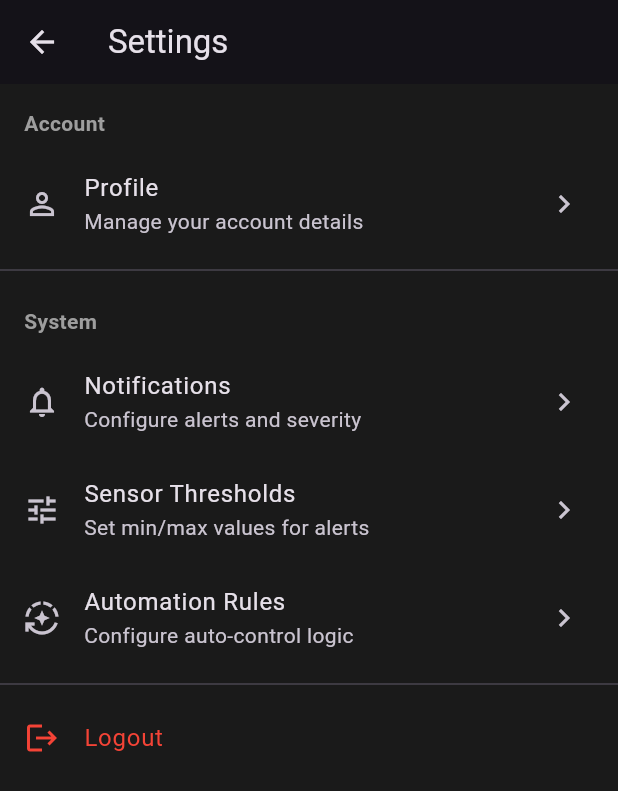
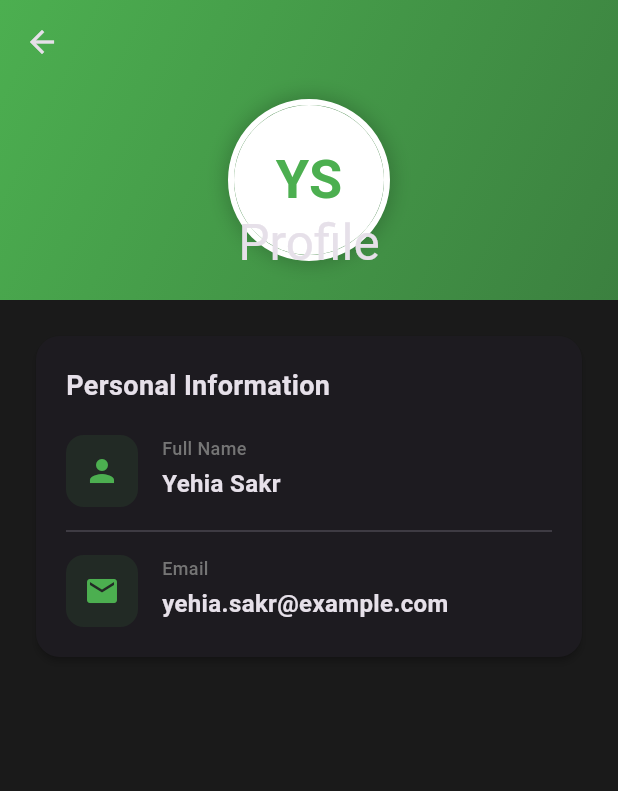
Before and after one commit to Yehia404/Smart-Hydroponic-App, a Flutter app: the SettingsScreen screen opened directly, after a tap on "Profile", on a phone screen of 412 x 824 dp. Shown: the top 791 px of the screen. Run offline on Flutter 3.47's test engine with Material 3 defaults, Android fonts, the phone set to English and light mode, and no system bars; our stand-ins replace cloud_firestore, firebase_core; accounts and stored records are empty.

Commit message:
initial user profile screen

```diff
--- a/lib/view/settings/settings_screen.dart
+++ b/lib/view/settings/settings_screen.dart
@@ -1,4 +1,5 @@
 import 'package:flutter/material.dart';
+import 'user_profile_screen.dart';
 
 class SettingsScreen extends StatelessWidget {
   const SettingsScreen({super.key});
@@ -15,7 +16,14 @@ class SettingsScreen extends StatelessWidget {
             title: const Text('Profile'),
             subtitle: const Text('Manage your account details'),
             trailing: const Icon(Icons.chevron_right),
-            onTap: () {},
+            onTap: () => {
+              Navigator.push(
+                context,
+                MaterialPageRoute(
+                  builder: (context) => const UserProfileScreen(),
+                ),
+              ),
+            },
           ),
           const Divider(),
           _buildSectionHeader('System'),
--- /dev/null
+++ b/lib/view/settings/user_profile_screen.dart
@@ -0,0 +1,193 @@
+import 'package:flutter/material.dart';
+
+class UserProfileScreen extends StatelessWidget {
+  const UserProfileScreen({super.key});
+
+  @override
+  Widget build(BuildContext context) {
+    final userName = 'Yehia Sakr';
+    final userEmail = 'yehia.sakr@example.com';
+    final isLoading = false;
+
+    return Scaffold(
+      body: isLoading
+          ? const Center(child: CircularProgressIndicator())
+          : CustomScrollView(
+              slivers: [
+                // Modern App Bar with gradient
+                SliverAppBar(
+                  expandedHeight: 200,
+                  pinned: true,
+                  flexibleSpace: FlexibleSpaceBar(
+                    background: Container(
+                      decoration: BoxDecoration(
+                        gradient: LinearGradient(
+                          begin: Alignment.topLeft,
+                          end: Alignment.bottomRight,
+                          colors: [
+                            Theme.of(context).primaryColor,
+                            Theme.of(context).primaryColor.withOpacity(0.7),
+                          ],
+                        ),
+                      ),
+                      child: SafeArea(
+                        child: Column(
+                          mainAxisAlignment: MainAxisAlignment.center,
+                          children: [
+                            const SizedBox(height: 40),
+                            // Profile Avatar
+                            Container(
+                              decoration: BoxDecoration(
+                                shape: BoxShape.circle,
+                                border: Border.all(
+                                  color: Colors.white,
+                                  width: 4,
+                                ),
+                                boxShadow: [
+                                  BoxShadow(
+                                    color: Colors.black.withOpacity(0.2),
+                                    blurRadius: 10,
+                                    spreadRadius: 2,
+                                  ),
+                                ],
+                              ),
+                              child: CircleAvatar(
+                                radius: 50,
+                                backgroundColor: Colors.white,
+                                child: Text(
+                                  _getInitials(userName),
+                                  style: TextStyle(
+                                    fontSize: 36,
+                                    fontWeight: FontWeight.bold,
+                                    color: Theme.of(context).primaryColor,
+                                  ),
+                                ),
+                              ),
+                            ),
+                          ],
+                        ),
+                      ),
+                    ),
+                    title: const Text('Profile'),
+                    centerTitle: true,
+                  ),
+                ),
+
+                // Profile Content
+                SliverToBoxAdapter(
+                  child: Padding(
+                    padding: const EdgeInsets.all(20.0),
+                    child: Column(
+                      crossAxisAlignment: CrossAxisAlignment.start,
+                      children: [
+                        // User Info Card
+                        Card(
+                          elevation: 2,
+                          shape: RoundedRectangleBorder(
+                            borderRadius: BorderRadius.circular(16),
+                          ),
+                          child: Padding(
+                            padding: const EdgeInsets.all(20.0),
+                            child: Column(
+                              crossAxisAlignment: CrossAxisAlignment.start,
+                              children: [
+                                const Text(
+                                  'Personal Information',
+                                  style: TextStyle(
+                                    fontSize: 18,
+                                    fontWeight: FontWeight.bold,
+                                  ),
+                                ),
+                                const SizedBox(height: 20),
+
+                                // Name
+                                _buildInfoRow(
+                                  icon: Icons.person,
+                                  label: 'Full Name',
+                                  value: userName,
+                                  context: context,
+                                ),
+                                const Divider(height: 32),
+
+                                // Email
+                                _buildInfoRow(
+                                  icon: Icons.email,
+                                  label: 'Email',
+                                  value: userEmail,
+                                  context: context,
+                                ),
+                              ],
+                            ),
+                          ),
+                        ),
+
+                        const SizedBox(height: 24),
+                      ],
+                    ),
+                  ),
+                ),
+              ],
+            ),
+    );
+  }
+
+  Widget _buildInfoRow({
+    required IconData icon,
+    required String label,
+    required String value,
+    required BuildContext context,
+    bool isMonospace = false,
+  }) {
+    return Row(
+      crossAxisAlignment: CrossAxisAlignment.start,
+      children: [
+        Container(
+          padding: const EdgeInsets.all(12),
+          decoration: BoxDecoration(
+            color: Theme.of(context).primaryColor.withOpacity(0.1),
+            borderRadius: BorderRadius.circular(12),
+          ),
+          child: Icon(icon, color: Theme.of(context).primaryColor, size: 24),
+        ),
+        const SizedBox(width: 16),
+        Expanded(
+          child: Column(
+            crossAxisAlignment: CrossAxisAlignment.start,
+            children: [
+              Text(
+                label,
+                style: TextStyle(
+                  fontSize: 12,
+                  color: Colors.grey[600],
+                  fontWeight: FontWeight.w500,
+                ),
+              ),
+              const SizedBox(height: 4),
+              Text(
+                value,
+                style: TextStyle(
+                  fontSize: 16,
+                  fontWeight: FontWeight.w600,
+                  fontFamily: isMonospace ? 'monospace' : null,
+                ),
+              ),
+            ],
+          ),
+        ),
+      ],
+    );
+  }
+
+  String _getInitials(String name) {
+    if (name.isEmpty || name == 'Loading...' || name == 'Unknown User') {
+      return '?';
+    }
+    final parts = name.trim().split(' ');
+    if (parts.length >= 2) {
+      return '${parts[0][0]}${parts[1][0]}'.toUpperCase();
+    } else if (parts.isNotEmpty) {
+      return parts[0][0].toUpperCase();
+    }
+    return '?';
+  }
+}
```
